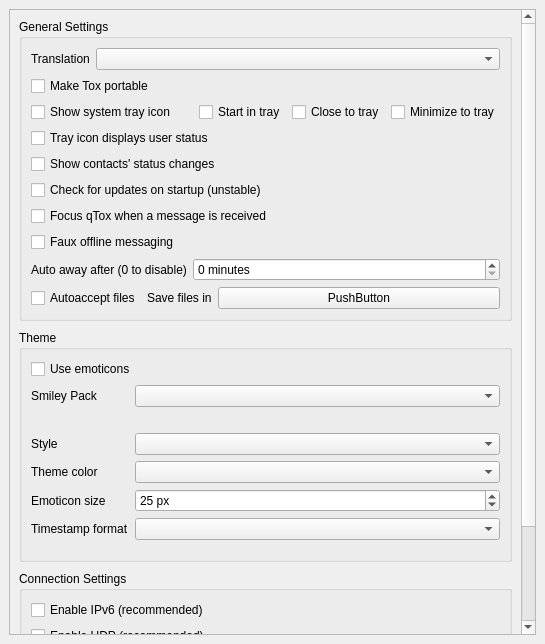
Above: src/widget/form/settings/generalsettings.ui from qTox/qTox before the change. Below: the same form after it.
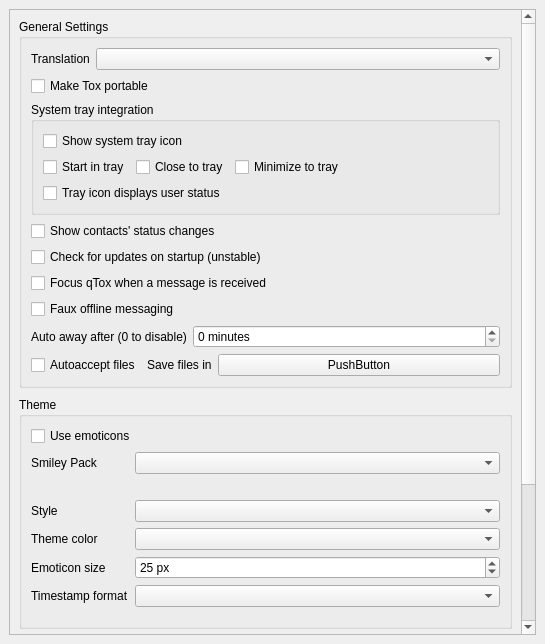
That is the form after the change.

Commit message: Refactored system tray settings in generalform

Patch:
```diff
--- a/src/widget/form/settings/generalsettings.ui
+++ b/src/widget/form/settings/generalsettings.ui
@@ -39,8 +39,8 @@
        <rect>
         <x>0</x>
         <y>0</y>
-        <width>524</width>
-        <height>726</height>
+        <width>509</width>
+        <height>849</height>
        </rect>
       </property>
       <layout class="QVBoxLayout" name="verticalLayout_4" stretch="0,0,1">
@@ -94,14 +94,23 @@
            </widget>
           </item>
           <item>
-           <layout class="QHBoxLayout" name="trayLayout">
-            <item>
+           <widget class="QGroupBox" name="trayGroup">
+            <property name="title">
+             <string>System tray integration</string>
+            </property>
+            <layout class="QFormLayout" name="formLayout_2">
+             <property name="fieldGrowthPolicy">
+              <enum>QFormLayout::AllNonFixedFieldsGrow</enum>
+             </property>
+             <item row="0" column="0">
              <widget class="QCheckBox" name="showSystemTray">
               <property name="text">
                <string>Show system tray icon</string>
               </property>
              </widget>
             </item>
+             <item row="1" column="0">
+              <layout class="QHBoxLayout" name="trayBehavior">
             <item>
              <widget class="QCheckBox" name="startInTray">
               <property name="sizePolicy">
@@ -143,7 +152,7 @@
             </item>
            </layout>
           </item>
-          <item>
+             <item row="2" column="0">
            <widget class="QCheckBox" name="trayShowsUserStatus">
             <property name="sizePolicy">
              <sizepolicy hsizetype="Fixed" vsizetype="Fixed">
@@ -156,6 +165,9 @@
             </property>
            </widget>
           </item>
+            </layout>
+           </widget>
+          </item>
           <item>
            <widget class="QCheckBox" name="statusChanges">
             <property name="text">
```
Left out of the diff: 58 changed lines with no effect on the pictures. Lines whose indentation alone changed are shown as unchanged. The commit also changes 1 other file.
